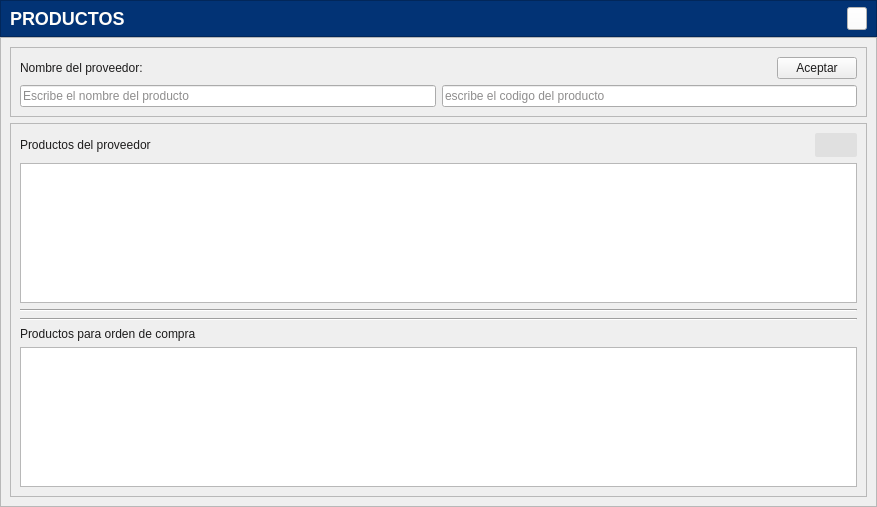
Qt form app/View/UserInterfaceUi/UI_SELECCIONAR_PRODUCTOS_DEL_VENDEDOR.ui (LAngelVp/TuleVenta) before a commit.
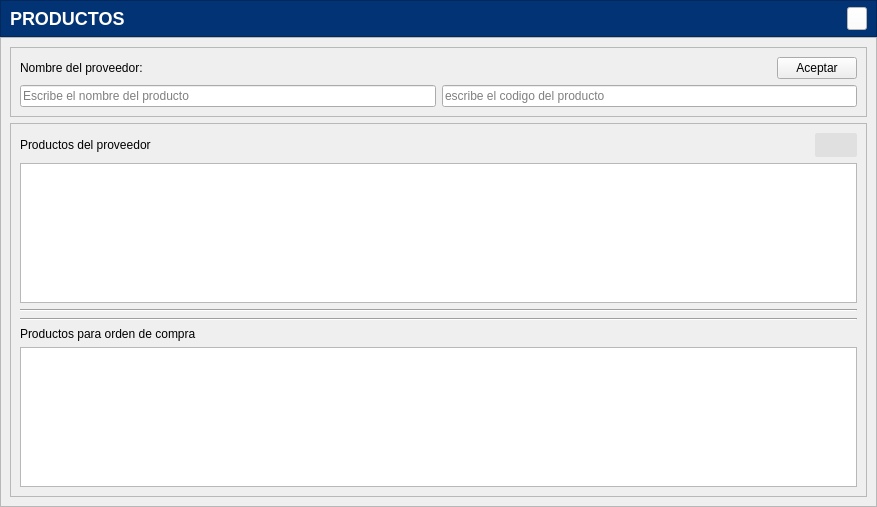
The same form after that commit. Icons and pictures are not drawn.

```diff
--- a/app/View/UserInterfaceUi/UI_SELECCIONAR_PRODUCTOS_DEL_VENDEDOR.ui
+++ b/app/View/UserInterfaceUi/UI_SELECCIONAR_PRODUCTOS_DEL_VENDEDOR.ui
@@ -14,8 +14,7 @@
    <string>Form</string>
   </property>
   <property name="styleSheet">
-   <string notr="true">*{ color: #1d1c1c;	}
-[objectName*=&quot;contenedor&quot;]{
+   <string notr="true">[objectName*=&quot;contenedor&quot;]{
 background: #fffefb;
 border: none;
 }
@@ -47,7 +46,7 @@
 border-bottom: 2px solid #023375;
 }
 [objectName*=&quot;btn_&quot;]{
-background: #00619a;
+background: #023375;
 font-size: 14px;
 font-family: Arial;
 font-weight: bold;
```
Left out of the diff: 6 changed lines with no effect on the pictures.
